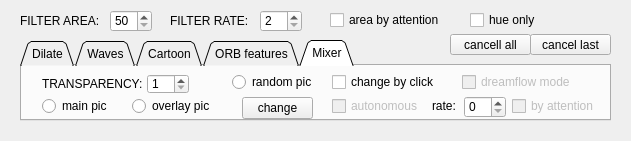
First picture: the form in ocvcontrols.ui, repository androxim/minddrawplay, before the edit.
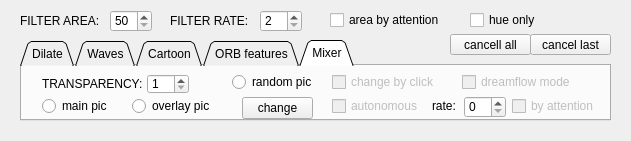
Second picture: the form after the edit.

Patch:
```diff
--- a/ocvcontrols.ui
+++ b/ocvcontrols.ui
@@ -565,6 +565,9 @@
      </property>
     </widget>
     <widget class="QCheckBox" name="checkBox_2">
+     <property name="enabled">
+      <bool>false</bool>
+     </property>
      <property name="geometry">
       <rect>
        <x>310</x>
```
